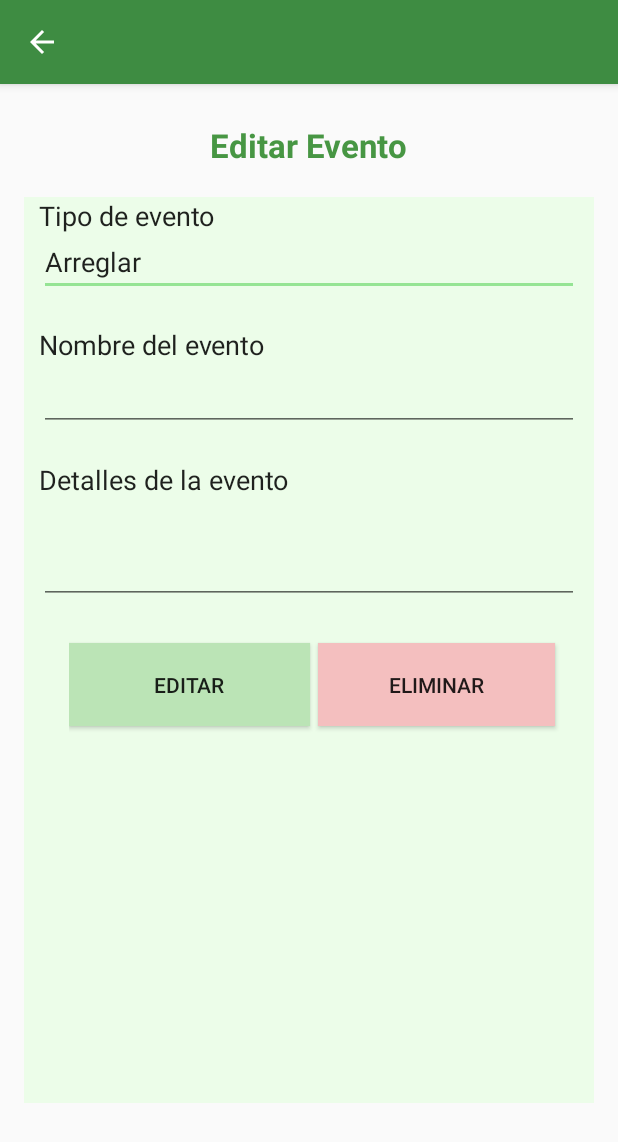
After one commit to solischaconhenry/carreraAdmin, an Android app: the EditarEliminarAct screen opened directly, with no data from a screen before it, on a phone screen of 412 x 824 dp. The commit adds this screen. Shown: the top 1142 px of the screen. Run offline under Robolectric (Android 15) with nearby library versions, the phone set to English and light mode, and no system bars.

Commit message:
Cambios en vista de eliminar y correccion de errores en get

```diff
--- a/Carrera/app/src/main/java/cr/ac/itcr/carrera/activity/AgregarEventos.java
+++ b/Carrera/app/src/main/java/cr/ac/itcr/carrera/activity/AgregarEventos.java
@@ -165,8 +165,8 @@ public class AgregarEventos extends Fragment {
                     @Override
                     public void onErrorResponse(VolleyError error) {
                         NetworkResponse networkResponse = error.networkResponse;
-                        Log.e(TAG, "Volley error: " + error.getMessage() + ", code: " + networkResponse);
-                        Toast.makeText(getContext(), "Volley error: " + error.getMessage(), Toast.LENGTH_SHORT).show();
+                        Log.e(TAG, "VolleyA error: " + error.getMessage() + ", code: " + networkResponse);
+                        Toast.makeText(getContext(), "VolleyA error: " + error.getMessage(), Toast.LENGTH_SHORT).show();
                         etDetalles.setText(message);
                     }
                 }) {
--- a/Carrera/app/src/main/java/cr/ac/itcr/carrera/activity/CrearAdmFragment.java
+++ b/Carrera/app/src/main/java/cr/ac/itcr/carrera/activity/CrearAdmFragment.java
@@ -64,8 +64,10 @@ public class CrearAdmFragment extends Fragment {
     @Override
     public View onCreateView(LayoutInflater inflater, ViewGroup container,
                              Bundle savedInstanceState) {
-        // Inflate the layout for this fragment
-        return inflater.inflate(R.layout.fragment_crear_adm, container, false);
+        final View view = inflater.inflate(R.layout.fragment_crear_adm, container, false);
+
+
+        return view;
     }
 
     // TODO: Rename method, update argument and hook method into UI event
--- a/Carrera/app/src/main/java/cr/ac/itcr/carrera/activity/Dashboard.java
+++ b/Carrera/app/src/main/java/cr/ac/itcr/carrera/activity/Dashboard.java
@@ -23,7 +23,6 @@ public class Dashboard extends AppCompatActivity
         AboutFragment.OnFragmentInteractionListener,
         CamaraFragment.OnFragmentInteractionListener,
         AgregarEventos.OnFragmentInteractionListener,
-        EditarElliminarActFragment.OnFragmentInteractionListener,
         BloquearUsuariosFragment.OnFragmentInteractionListener,
         CrearAdmFragment.OnFragmentInteractionListener
 
@@ -102,9 +101,7 @@ public class Dashboard extends AppCompatActivity
             getSupportFragmentManager().beginTransaction().replace(R.id.content_dashboard, fragment).commit();
         }
         else if (id == R.id.nav_EditElimEventos) {
-            Fragment fragment = new EditarElliminarActFragment();
-            getSupportFragmentManager().beginTransaction().replace(R.id.content_dashboard, fragment).commit();
-
+          //se movió a un activity dependiente del onlongclick de un evento, por cuestiones de logistica
         }
         else if (id == R.id.nav_BloquearUsu) {
             Fragment fragment = new BloquearUsuariosFragment();
--- /dev/null
+++ b/Carrera/app/src/main/java/cr/ac/itcr/carrera/activity/EditarEliminarAct.java
@@ -0,0 +1,65 @@
+package cr.ac.itcr.carrera.activity;
+
+import android.content.Intent;
+import android.os.Bundle;
+import android.support.design.widget.FloatingActionButton;
+import android.support.design.widget.Snackbar;
+import android.support.v7.app.AppCompatActivity;
+import android.support.v7.widget.Toolbar;
+import android.view.View;
+import android.widget.Button;
+import android.widget.TextView;
+
+import cr.ac.itcr.carrera.R;
+
+public class EditarEliminarAct extends AppCompatActivity {
+
+    String description, title;
+
+    @Override
+    protected void onCreate(Bundle savedInstanceState) {
+        super.onCreate(savedInstanceState);
+        setContentView(R.layout.activity_editar_eliminar);
+        Toolbar toolbar = (Toolbar) findViewById(R.id.toolbar);
+        setSupportActionBar(toolbar);
+
+
+        TextView etTipoE= (TextView)findViewById(R.id.spTEvenEditar);
+        TextView etNombreE= (TextView)findViewById(R.id.etNombreEvenEditar);
+        TextView etDetallesE= (TextView)findViewById(R.id.etDetallesEvenEditar);
+
+        Button btnEditar = (Button)findViewById(R.id.btnEditarEvenEditar);
+        Button btnEliminar = (Button)findViewById(R.id.btnEliminarEvenEditar);
+
+
+
+        Intent intent = getIntent();
+        description = intent.getStringExtra("detalle");
+        title = intent.getStringExtra("name");
+
+        getSupportActionBar().setTitle(title);
+        getSupportActionBar().setDisplayHomeAsUpEnabled(true);
+
+        etNombreE.setText(title);
+        etDetallesE.setText(description);
+        etTipoE.setText("Arreglar");
+
+
+        btnEditar.setOnClickListener(new View.OnClickListener() {
+            @Override
+            public void onClick(View v) {
+            }
+
+        });
+        btnEliminar.setOnClickListener(new View.OnClickListener() {
+            @Override
+            public void onClick(View v) {
+            }
+
+        });
+
+
+
+    }
+
+}
--- a/Carrera/app/src/main/java/cr/ac/itcr/carrera/gcm/GcmIntentService.java
+++ b/Carrera/app/src/main/java/cr/ac/itcr/carrera/gcm/GcmIntentService.java
@@ -115,7 +115,7 @@ public class GcmIntentService extends IntentService {
                     JSONObject obj = new JSONObject(response);
 
                     // check for error
-                    if (obj.getBoolean("Success") == true) {
+                    if (obj.getBoolean("success") == true) {
                         // broadcasting token sent to server
                         Intent registrationComplete = new Intent(Config.SENT_TOKEN_TO_SERVER);
                         LocalBroadcastManager.getInstance(getApplicationContext()).sendBroadcast(registrationComplete);
@@ -133,8 +133,8 @@ public class GcmIntentService extends IntentService {
             @Override
             public void onErrorResponse(VolleyError error) {
                 NetworkResponse networkResponse = error.networkResponse;
-                Log.e(TAG, "Volley errorer: " + error.getMessage() + ", code: " + networkResponse);
-                Toast.makeText(getApplicationContext(), "Volley error: " + error.getMessage(), Toast.LENGTH_SHORT).show();
+                Log.e(TAG, "VolleyLis error: " + error.getMessage() + ", code: " + networkResponse);
+                Toast.makeText(getApplicationContext(), "VolleyLis error: " + error.getMessage(), Toast.LENGTH_SHORT).show();
             }
         }) {
 
--- /dev/null
+++ b/Carrera/app/src/main/res/layout/activity_editar_eliminar.xml
@@ -0,0 +1,26 @@
+<?xml version="1.0" encoding="utf-8"?>
+<android.support.design.widget.CoordinatorLayout xmlns:android="http://schemas.android.com/apk/res/android"
+    xmlns:app="http://schemas.android.com/apk/res-auto"
+    xmlns:tools="http://schemas.android.com/tools"
+    android:layout_width="match_parent"
+    android:layout_height="match_parent"
+    android:fitsSystemWindows="true"
+    tools:context="cr.ac.itcr.carrera.activity.EditarEliminarAct">
+
+    <android.support.design.widget.AppBarLayout
+        android:layout_width="match_parent"
+        android:layout_height="wrap_content"
+        android:theme="@style/AppTheme.AppBarOverlay">
+
+        <android.support.v7.widget.Toolbar
+            android:id="@+id/toolbar"
+            android:layout_width="match_parent"
+            android:layout_height="?attr/actionBarSize"
+            android:background="?attr/colorPrimary"
+            app:popupTheme="@style/AppTheme.PopupOverlay" />
+
+    </android.support.design.widget.AppBarLayout>
+
+    <include layout="@layout/content_editar_eliminar" />
+
+</android.support.design.widget.CoordinatorLayout>
--- a/Carrera/app/src/main/res/layout/fragment_editar_elliminar_act.xml
+++ b/Carrera/app/src/main/res/layout/content_editar_eliminar.xml
@@ -1,9 +1,17 @@
-<FrameLayout xmlns:android="http://schemas.android.com/apk/res/android"
+<?xml version="1.0" encoding="utf-8"?>
+<RelativeLayout xmlns:android="http://schemas.android.com/apk/res/android"
+    xmlns:app="http://schemas.android.com/apk/res-auto"
     xmlns:tools="http://schemas.android.com/tools"
     android:layout_width="match_parent"
     android:layout_height="match_parent"
-    tools:context=".activity.EditarElliminarActFragment">
-    <!-- TODO: Update blank fragment layout -->
+    android:paddingBottom="@dimen/activity_vertical_margin"
+    android:paddingLeft="@dimen/activity_horizontal_margin"
+    android:paddingRight="@dimen/activity_horizontal_margin"
+    android:paddingTop="@dimen/activity_vertical_margin"
+    app:layout_behavior="@string/appbar_scrolling_view_behavior"
+    tools:context="cr.ac.itcr.carrera.activity.EditarEliminarAct"
+    tools:showIn="@layout/activity_editar_eliminar">
+
     <LinearLayout
         android:orientation="vertical"
         android:layout_width="match_parent"
@@ -36,27 +44,7 @@
             android:layout_height="wrap_content"
             android:background="@color/bg_Form"
             android:layout_weight="0.76">
-            <LinearLayout
-                android:orientation="vertical"
-                android:layout_width="match_parent"
-                android:layout_height="66dp"
-                android:layout_marginBottom="20dp"
-                android:layout_marginLeft="10dp"
-                android:layout_marginTop="10dp"
-                android:layout_marginRight="10dp">
-                <TextView
-                    android:layout_width="wrap_content"
-                    android:layout_height="wrap_content"
-                    android:textAppearance="?android:attr/textAppearanceLarge"
-                    android:text="Evento"
-                    android:id="@+id/textView8"
-                    android:textSize="18dp" />
-                <Spinner
-                    android:layout_width="match_parent"
-                    android:layout_height="wrap_content"
-                    android:id="@+id/spIDEvenEdit"
-                    android:layout_gravity="center_horizontal" />
-            </LinearLayout>
+
             <LinearLayout
                 android:orientation="vertical"
                 android:layout_width="match_parent"
@@ -72,11 +60,12 @@
                     android:text="Tipo de evento"
                     android:id="@+id/textView10"
                     android:textSize="18dp" />
-                <Spinner
+                <EditText
                     android:layout_width="match_parent"
                     android:layout_height="wrap_content"
                     android:id="@+id/spTEvenEditar"
-                    android:layout_gravity="center_horizontal" />
+                    android:textSize="18dp" />
+
             </LinearLayout>
             <LinearLayout
                 android:orientation="vertical"
@@ -153,4 +142,5 @@
             </LinearLayout>
         </LinearLayout>
     </LinearLayout>
-</FrameLayout>
+
+</RelativeLayout>
--- a/Carrera/app/src/main/res/values/strings.xml
+++ b/Carrera/app/src/main/res/values/strings.xml
@@ -17,4 +17,5 @@
 
     <!-- TODO: Remove or change this placeholder text -->
     <string name="hello_blank_fragment">Hello blank fragment</string>
+    <string name="title_activity_editar_eliminar">EditarEliminarAct</string>
 </resources>
```
Also changed, not shown: Carrera/app/src/main/AndroidManifest.xml (+11 -6 lines), Carrera/app/src/main/java/cr/ac/itcr/carrera/activity/EditarElliminarActFragment.java (deleted, +0 -135 lines), Carrera/app/src/main/java/cr/ac/itcr/carrera/activity/MainActivity.java (+8 -2 lines).
